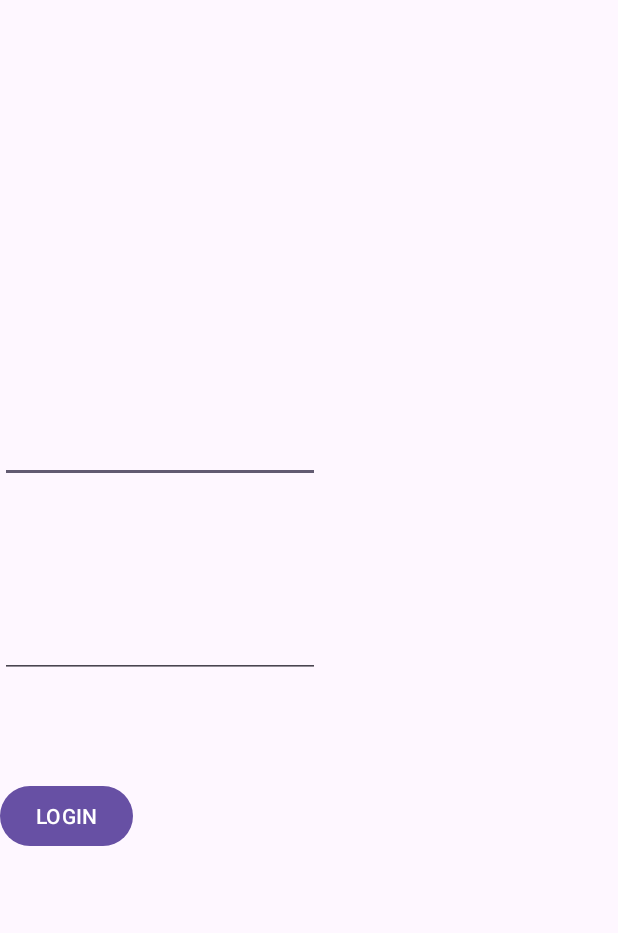
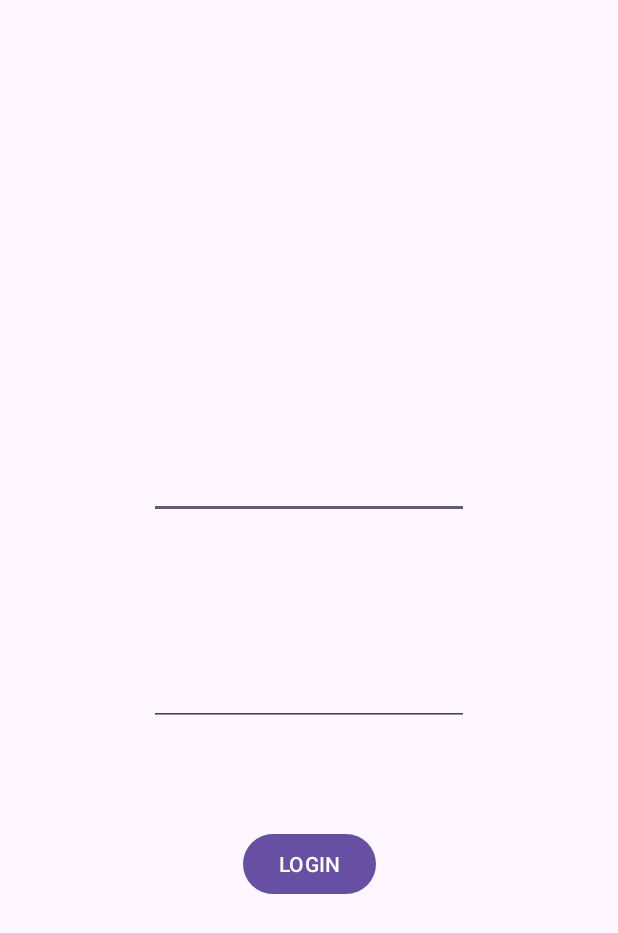
Before and after one commit to Gab2006/RestAppTosti, an Android app: the screen it shows after launch (LoginActivity), on a phone screen of 412 x 824 dp. Shown: the top 933 px of the screen. Run offline under Robolectric (Android 15) with nearby library versions, the phone set to English and light mode, and no system bars.

Commit message:
commit totale

```diff
--- a/app/src/main/res/layout/activity_login.xml
+++ b/app/src/main/res/layout/activity_login.xml
@@ -14,9 +14,10 @@
         android:ems="10"
         android:inputType="textEmailAddress"
         app:layout_constraintBottom_toTopOf="@+id/inpPassword"
+        app:layout_constraintEnd_toEndOf="parent"
+        app:layout_constraintStart_toStartOf="parent"
         app:layout_constraintTop_toTopOf="parent"
-        app:layout_constraintVertical_bias="0.765"
-        tools:layout_editor_absoluteX="149dp" />
+        app:layout_constraintVertical_bias="0.765" />
 
     <EditText
         android:id="@+id/inpPassword"
@@ -26,15 +27,17 @@
         android:ems="10"
         android:inputType="textPassword"
         app:layout_constraintBottom_toTopOf="@+id/btnLogin"
-        tools:layout_editor_absoluteX="149dp" />
+        app:layout_constraintEnd_toEndOf="parent"
+        app:layout_constraintStart_toStartOf="parent" />
 
     <Button
         android:id="@+id/btnLogin"
         android:layout_width="wrap_content"
         android:layout_height="wrap_content"
-        android:layout_marginBottom="256dp"
+        android:layout_marginBottom="224dp"
         android:text="LOGIN"
         app:layout_constraintBottom_toBottomOf="parent"
-        tools:layout_editor_absoluteX="204dp" />
+        app:layout_constraintEnd_toEndOf="parent"
+        app:layout_constraintStart_toStartOf="parent" />
 
 </androidx.constraintlayout.widget.ConstraintLayout>
```
